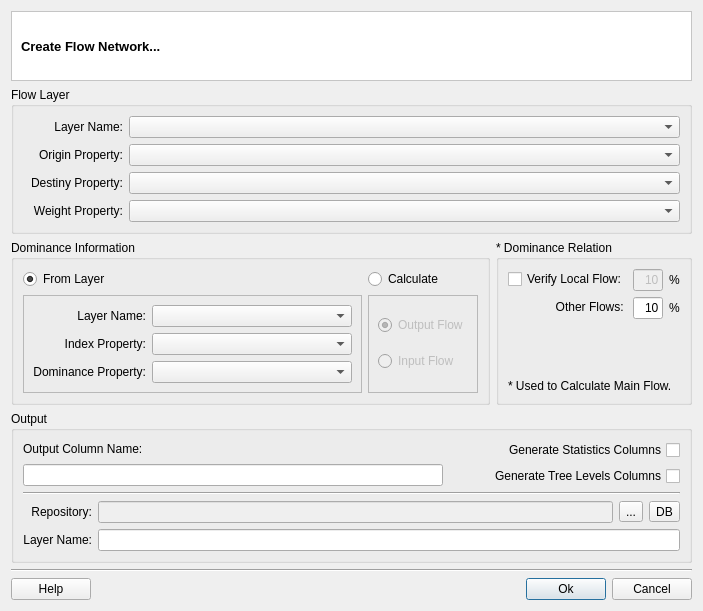
Before: the Qt Designer form src/fiocruz/flow/qt/ui/FlowNetworkDialogForm.ui in ericabreu82/tv5_flow, drawn with Qt 5.
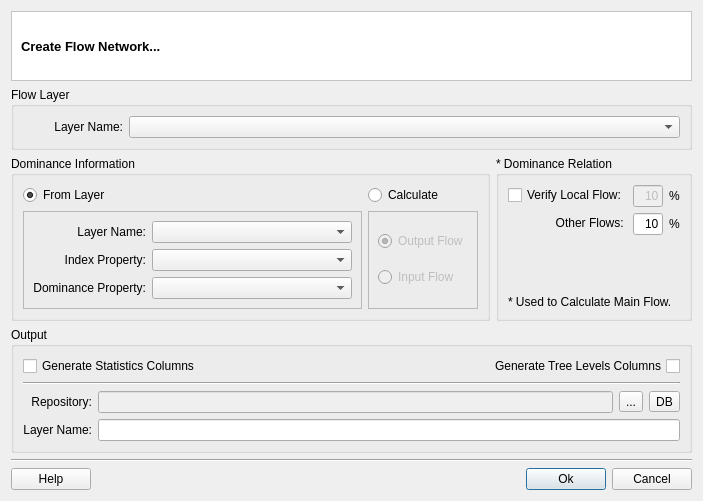
After: the same form once the commit is applied.

Commit message: added code to calculate the main flow of a graph

```diff
--- a/src/fiocruz/flow/qt/ui/FlowNetworkDialogForm.ui
+++ b/src/fiocruz/flow/qt/ui/FlowNetworkDialogForm.ui
@@ -7,7 +7,7 @@
     <x>0</x>
     <y>0</y>
     <width>679</width>
-    <height>581</height>
+    <height>503</height>
    </rect>
   </property>
   <property name="windowTitle">
@@ -65,6 +65,16 @@
        <layout class="QGridLayout" name="gridLayout_8">
         <item row="0" column="0">
          <layout class="QGridLayout" name="gridLayout_7">
+          <item row="0" column="1">
+           <widget class="QComboBox" name="m_flowLayerComboBox">
+            <property name="sizePolicy">
+             <sizepolicy hsizetype="MinimumExpanding" vsizetype="Fixed">
+              <horstretch>0</horstretch>
+              <verstretch>0</verstretch>
+             </sizepolicy>
+            </property>
+           </widget>
+          </item>
           <item row="0" column="0">
            <widget class="QLabel" name="label_3">
             <property name="minimumSize">
@@ -81,81 +91,6 @@
             </property>
            </widget>
           </item>
-          <item row="0" column="1">
-           <widget class="QComboBox" name="m_flowLayerComboBox">
-            <property name="sizePolicy">
-             <sizepolicy hsizetype="MinimumExpanding" vsizetype="Fixed">
-              <horstretch>0</horstretch>
-              <verstretch>0</verstretch>
-             </sizepolicy>
-            </property>
-           </widget>
-          </item>
-          <item row="1" column="0">
-           <widget class="QLabel" name="label_5">
-            <property name="minimumSize">
-             <size>
-              <width>100</width>
-              <height>0</height>
-             </size>
-            </property>
-            <property name="text">
-             <string>Origin Property:</string>
-            </property>
-            <property name="alignment">
-             <set>Qt::AlignRight|Qt::AlignTrailing|Qt::AlignVCenter</set>
-            </property>
-           </widget>
-          </item>
-          <item row="1" column="1">
-           <widget class="QComboBox" name="m_flowOriginComboBox">
-            <property name="sizePolicy">
-             <sizepolicy hsizetype="MinimumExpanding" vsizetype="Fixed">
-              <horstretch>0</horstretch>
-              <verstretch>0</verstretch>
-             </sizepolicy>
-            </property>
-           </widget>
-          </item>
-          <item row="2" column="0">
-           <widget class="QLabel" name="label_6">
-            <property name="minimumSize">
-             <size>
-              <width>100</width>
-              <height>0</height>
-             </size>
-            </property>
-            <property name="text">
-             <string>Destiny Property:</string>
-            </property>
-            <property name="alignment">
-             <set>Qt::AlignRight|Qt::AlignTrailing|Qt::AlignVCenter</set>
-            </property>
-           </widget>
-          </item>
-          <item row="2" column="1">
-           <widget class="QComboBox" name="m_flowDestinyComboBox">
-            <property name="sizePolicy">
-             <sizepolicy hsizetype="MinimumExpanding" vsizetype="Fixed">
-              <horstretch>0</horstretch>
-              <verstretch>0</verstretch>
-             </sizepolicy>
-            </property>
-           </widget>
-          </item>
-          <item row="3" column="0">
-           <widget class="QLabel" name="label_4">
-            <property name="text">
-             <string>Weight Property:</string>
-            </property>
-            <property name="alignment">
-             <set>Qt::AlignRight|Qt::AlignTrailing|Qt::AlignVCenter</set>
-            </property>
-           </widget>
-          </item>
-          <item row="3" column="1">
-           <widget class="QComboBox" name="m_flowWeightComboBox"/>
-          </item>
          </layout>
         </item>
        </layout>
@@ -477,21 +412,21 @@
          <layout class="QGridLayout" name="gridLayout_4">
           <item row="0" column="0">
            <layout class="QGridLayout" name="gridLayout_3">
-            <item row="0" column="0">
-             <layout class="QGridLayout" name="gridLayout">
-              <item row="0" column="0">
-               <widget class="QLabel" name="label">
+            <item row="0" column="3">
+             <layout class="QGridLayout" name="gridLayout_2">
+              <item row="1" column="0">
+               <widget class="QCheckBox" name="m_outputTreeLevelsCheckBox">
+                <property name="layoutDirection">
+                 <enum>Qt::RightToLeft</enum>
+                </property>
                 <property name="text">
-                 <string>Output Column Name:</string>
+                 <string>Generate Tree Levels Columns</string>
                 </property>
                </widget>
               </item>
-              <item row="1" column="0">
-               <widget class="QLineEdit" name="m_outputColumnLineEdit"/>
-              </item>
              </layout>
             </item>
-            <item row="0" column="1">
+            <item row="0" column="2">
              <spacer name="horizontalSpacer_2">
               <property name="orientation">
                <enum>Qt::Horizontal</enum>
@@ -507,29 +442,15 @@
               </property>
              </spacer>
             </item>
-            <item row="0" column="2">
-             <layout class="QGridLayout" name="gridLayout_2">
-              <item row="0" column="0">
-               <widget class="QCheckBox" name="m_outputStatisticsCheckBox">
-                <property name="layoutDirection">
-                 <enum>Qt::RightToLeft</enum>
-                </property>
-                <property name="text">
-                 <string>Generate Statistics Columns</string>
-                </property>
-               </widget>
-              </item>
-              <item row="1" column="0">
-               <widget class="QCheckBox" name="m_outputTreeLevelsCheckBox">
-                <property name="layoutDirection">
-                 <enum>Qt::RightToLeft</enum>
-                </property>
-                <property name="text">
-                 <string>Generate Tree Levels Columns</string>
-                </property>
-               </widget>
-              </item>
-             </layout>
+            <item row="0" column="1">
+             <widget class="QCheckBox" name="m_outputStatisticsCheckBox">
+              <property name="layoutDirection">
+               <enum>Qt::LeftToRight</enum>
+              </property>
+              <property name="text">
+               <string>Generate Statistics Columns</string>
+              </property>
+             </widget>
             </item>
            </layout>
           </item>
```
Left out of the diff: 5 changed lines with no effect on the pictures. The commit also changes 8 other files.
